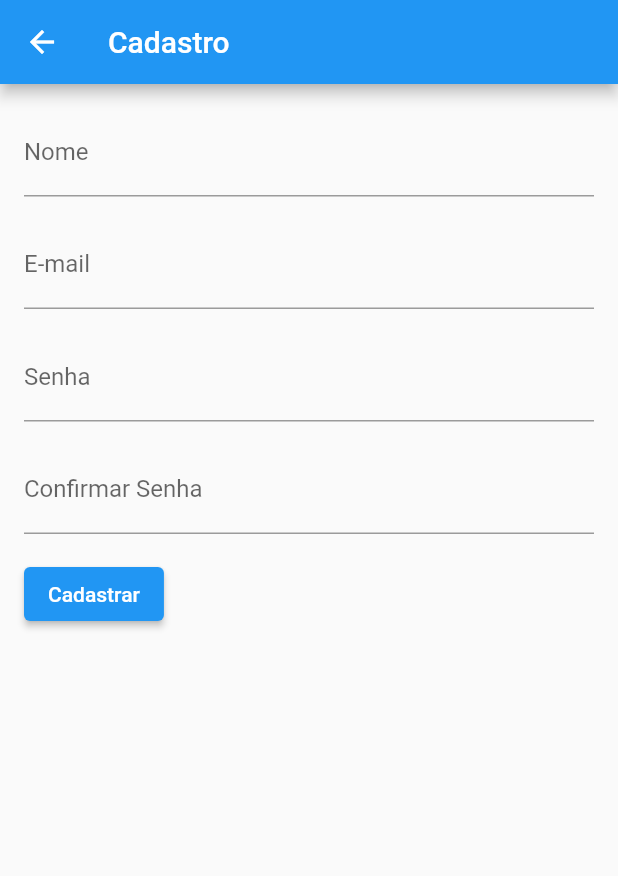
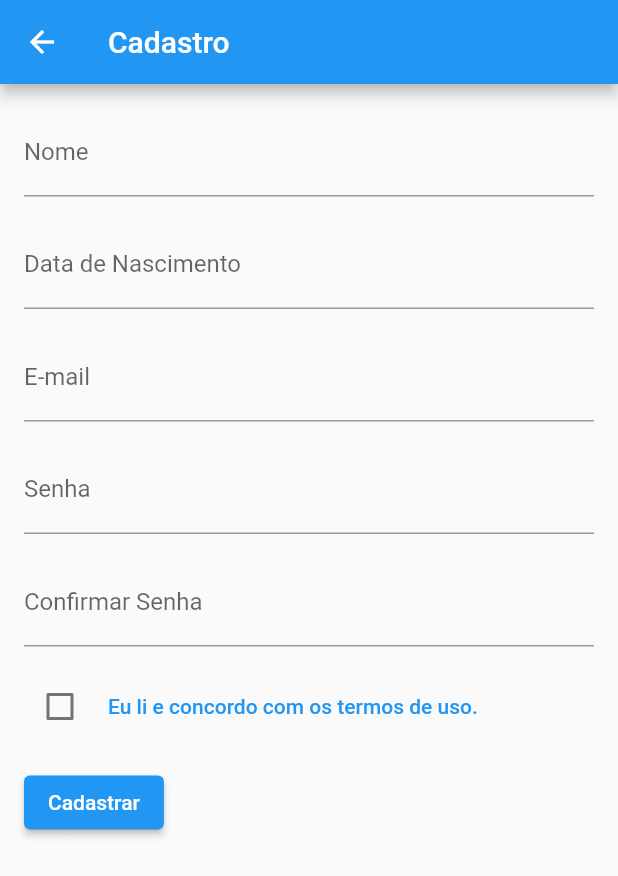
Before and after one commit to nefif/EduOpen, a Flutter app: the SingUpPage screen opened directly, on a phone screen of 412 x 824 dp. Shown: the top 876 px of the screen. Run offline on Flutter 3.47's test engine with Material 2 defaults, Android fonts, the phone set to English and light mode, and no system bars.

Commit message:
Nova Página e Alteração de Páginas
* Continuidade da criação da página de Cadastro. Acréscimo do campo data de nascimento, onde foi necessário a criação da classe data_input para que o campo recebesse a formatação da data;
* Adição do campo Termos de Uso, juntamente com uma página de exemplo para os Termos de Uso;
* Direcionamento da página home para a página de Login

```diff
--- a/edu_open/lib/home_page.dart
+++ b/edu_open/lib/home_page.dart
@@ -1,5 +1,6 @@
 import 'package:edu_open/sing_up_page.dart';
 import 'package:flutter/material.dart';
+import 'login_page.dart';
 
 class HomePage extends StatelessWidget {
   @override
@@ -15,7 +16,10 @@ class HomePage extends StatelessWidget {
           children: [
             ElevatedButton(
               onPressed: () {
-                print('apertei');
+                Navigator.push(
+                  context,
+                  MaterialPageRoute(builder: (context) => LoginPage()),
+                );
               },
               child: Text('Login'),
             ),
--- a/edu_open/lib/sing_up_page.dart
+++ b/edu_open/lib/sing_up_page.dart
@@ -1,4 +1,8 @@
+import 'package:edu_open/terms_page.dart';
 import 'package:flutter/material.dart';
+import 'package:flutter/services.dart';
+
+import 'data_input.dart';
 
 class SingUpPage extends StatefulWidget {
   @override
@@ -11,16 +15,18 @@ class _CadastroPageState extends State<SingUpPage> {
   final _emailController = TextEditingController();
   final _senhaController = TextEditingController();
   final _confirmarSenhaController = TextEditingController();
+  final _birthDateController = TextEditingController();
+  bool _agreedToTerms = false;
 
   @override
   Widget build(BuildContext context) {
     return Scaffold(
         appBar: AppBar(
-          title: Text('Cadastro'),
+          title: const Text('Cadastro'),
         ),
         body: SingleChildScrollView(
           child: Padding(
-            padding: EdgeInsets.all(16.0),
+            padding: const EdgeInsets.all(16.0),
             child: Form(
               key: _formKey,
               child: Column(
@@ -28,7 +34,7 @@ class _CadastroPageState extends State<SingUpPage> {
                 children: [
                   TextFormField(
                     controller: _nomeController,
-                    decoration: InputDecoration(
+                    decoration: const InputDecoration(
                       labelText: 'Nome',
                       suffixText: '*',
                       suffixStyle: TextStyle(color: Colors.red),
@@ -40,11 +46,24 @@ class _CadastroPageState extends State<SingUpPage> {
                       return null;
                     },
                   ),
-                  SizedBox(height: 16.0),
+                  const SizedBox(height: 16.0),
+                  TextFormField(
+                    controller: _birthDateController,
+                    keyboardType: TextInputType.datetime,
+                    inputFormatters: [
+                      FilteringTextInputFormatter.digitsOnly,
+                      LengthLimitingTextInputFormatter(10),
+                      DateInputFormatter()
+                    ],
+                    decoration: const InputDecoration(
+                      labelText: 'Data de Nascimento',
+                    ),
+                  ),
+                  const SizedBox(height: 16.0),
                   TextFormField(
                     controller: _emailController,
                     keyboardType: TextInputType.emailAddress,
-                    decoration: InputDecoration(
+                    decoration: const InputDecoration(
                       labelText: 'E-mail',
                     ),
                     validator: (value) {
@@ -57,11 +76,11 @@ class _CadastroPageState extends State<SingUpPage> {
                       return null;
                     },
                   ),
-                  SizedBox(height: 16.0),
+                  const SizedBox(height: 16.0),
                   TextFormField(
                     controller: _senhaController,
                     obscureText: true,
-                    decoration: InputDecoration(
+                    decoration: const InputDecoration(
                       labelText: 'Senha',
                     ),
                     validator: (value) {
@@ -83,11 +102,11 @@ class _CadastroPageState extends State<SingUpPage> {
                       return null;
                     },
                   ),
-                  SizedBox(height: 16.0),
+                  const SizedBox(height: 16.0),
                   TextFormField(
                     controller: _confirmarSenhaController,
                     obscureText: true,
-                    decoration: InputDecoration(
+                    decoration: const InputDecoration(
                       labelText: 'Confirmar Senha',
                     ),
                     validator: (value) {
@@ -100,14 +119,37 @@ class _CadastroPageState extends State<SingUpPage> {
                       return null;
                     },
                   ),
-                  SizedBox(height: 16.0),
+                  const SizedBox(height: 16.0),
+                  Row(
+                    children: [
+                      Checkbox(
+                        value: _agreedToTerms,
+                        onChanged: (value) {
+                          setState(() {
+                            _agreedToTerms = value!;
+                          });
+                        },
+                      ),
+                      TextButton(
+                        onPressed: () {
+                          Navigator.push(
+                            context,
+                            MaterialPageRoute(
+                                builder: (context) => AgreedTerms()),
+                          );
+                        },
+                        child: const Text('Eu li e concordo com os termos de uso.'),
+                      ),
+                    ],
+                  ),
+                  const SizedBox(height: 16.0),
                   ElevatedButton(
                     onPressed: () {
                       if (_formKey.currentState!.validate()) {
                         // Todo: Enviar os dados do formulário para o backend
                       }
                     },
-                    child: Text('Cadastrar'),
+                    child: const Text('Cadastrar'),
                   ),
                 ],
               ),
```
Also changed, not shown: edu_open/lib/data_input.dart (added, +25 -0 lines), edu_open/lib/login_page.dart (+17 -0 lines), edu_open/lib/terms_page.dart (added, +27 -0 lines).
